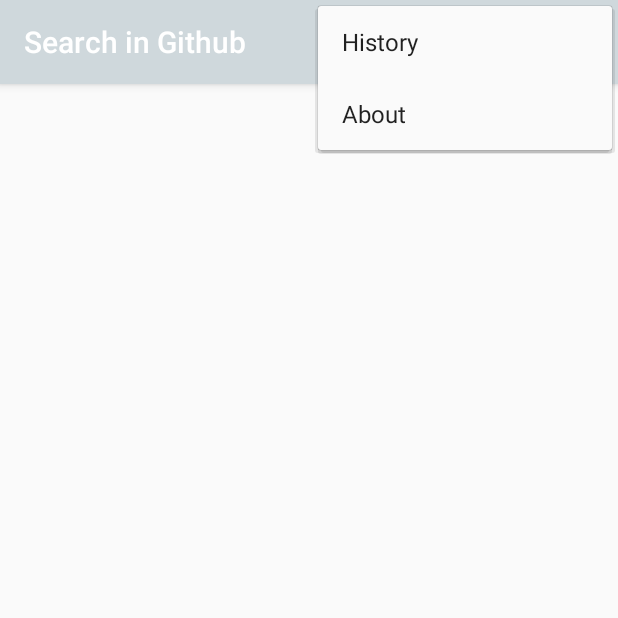
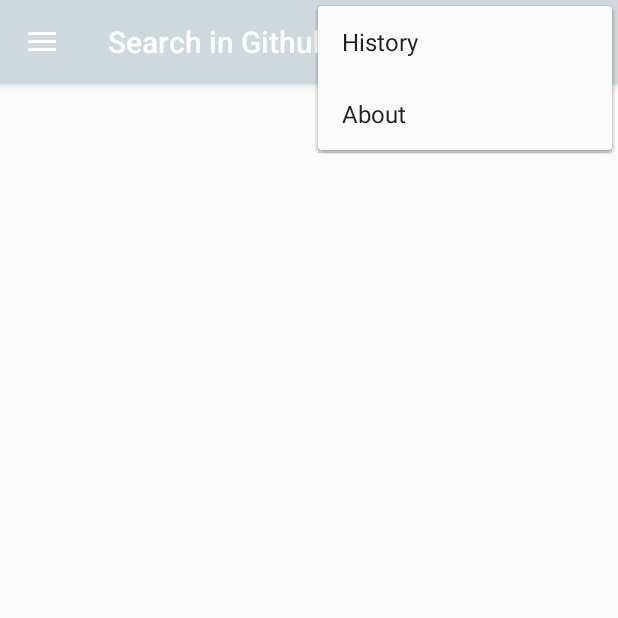
Before and after one commit to TroninDV/GithubSearchApp, an Android app: the screen it shows after launch (MainActivity), with the options menu open, on a phone screen of 412 x 824 dp, the top half of it. Run offline under Robolectric (Android 15) with nearby library versions, the phone set to English and light mode, and no system bars; our stand-ins replace Room's generated code, data binding, navigation-ui; 8 statements that could not run were skipped.

Commit message:
Navigation drawer added

```diff
--- a/app/build.gradle
+++ b/app/build.gradle
@@ -48,6 +48,7 @@ dependencies {
 
     implementation 'androidx.navigation:navigation-fragment-ktx:2.2.2'
     implementation 'androidx.navigation:navigation-ui-ktx:2.2.2'
+    implementation 'com.google.android.material:material:1.1.0'
 
     implementation 'androidx.lifecycle:lifecycle-extensions:2.2.0'
 
@@ -63,9 +64,4 @@ dependencies {
 
     implementation "androidx.room:room-runtime:2.2.5"
     kapt "androidx.room:room-compiler:2.2.5"
-    //implementation "com.jakewharton.retrofit:retrofit2-kotlin-coroutines-adapter:2.8.1"
-
-
-
-
 }
--- a/app/src/main/java/com/tronindmitr/githubsearch/MainActivity.kt
+++ b/app/src/main/java/com/tronindmitr/githubsearch/MainActivity.kt
@@ -3,12 +3,15 @@ package com.tronindmitr.githubsearch
 import androidx.appcompat.app.AppCompatActivity
 import android.os.Bundle
 import androidx.databinding.DataBindingUtil
+import androidx.drawerlayout.widget.DrawerLayout
 import androidx.navigation.NavAction
 import androidx.navigation.findNavController
 import androidx.navigation.ui.NavigationUI
 import com.tronindmitr.githubsearch.databinding.ActivityMainBinding
 
 class MainActivity : AppCompatActivity() {
+
+    private lateinit var drawerLayout: DrawerLayout
 
     override fun onCreate(savedInstanceState: Bundle?) {
         super.onCreate(savedInstanceState)
@@ -17,11 +20,14 @@ class MainActivity : AppCompatActivity() {
 
         val navController = this.findNavController(R.id.nav_host)
 
-        NavigationUI.setupActionBarWithNavController(this, navController)
+        drawerLayout = binding.drawerLayout
+
+        NavigationUI.setupActionBarWithNavController(this, navController, drawerLayout)
+        NavigationUI.setupWithNavController(binding.navView, navController)
     }
 
     override fun onSupportNavigateUp(): Boolean {
         val navController = this.findNavController(R.id.nav_host)
-        return navController.navigateUp()
+        return NavigationUI.navigateUp(navController, drawerLayout)
     }
 }
--- a/app/src/main/res/layout/activity_main.xml
+++ b/app/src/main/res/layout/activity_main.xml
@@ -2,6 +2,11 @@
 <layout xmlns:android="http://schemas.android.com/apk/res/android"
     xmlns:app="http://schemas.android.com/apk/res-auto"
     xmlns:tools="http://schemas.android.com/tools">
+
+    <androidx.drawerlayout.widget.DrawerLayout
+        android:id="@+id/drawer_layout"
+        android:layout_width="match_parent"
+        android:layout_height="match_parent">
 
         <FrameLayout
             android:layout_width="match_parent"
@@ -17,4 +22,11 @@
 
         </FrameLayout>
 
+        <com.google.android.material.navigation.NavigationView
+            android:id="@+id/nav_view"
+            android:layout_width="wrap_content"
+            android:layout_height="match_parent"
+            android:layout_gravity="start"
+            app:menu="@menu/navdrawer_menu" />
+    </androidx.drawerlayout.widget.DrawerLayout>
 </layout>
--- /dev/null
+++ b/app/src/main/res/menu/navdrawer_menu.xml
@@ -0,0 +1,10 @@
+<?xml version="1.0" encoding="utf-8"?>
+<menu xmlns:android="http://schemas.android.com/apk/res/android">
+
+    <item
+        android:id="@+id/searchScreenFragment"
+        android:title="Search" />
+    <item
+        android:id="@+id/historyScreenFragment"
+        android:title="History" />
+</menu>
```
Lines whose indentation alone changed are shown as unchanged.
